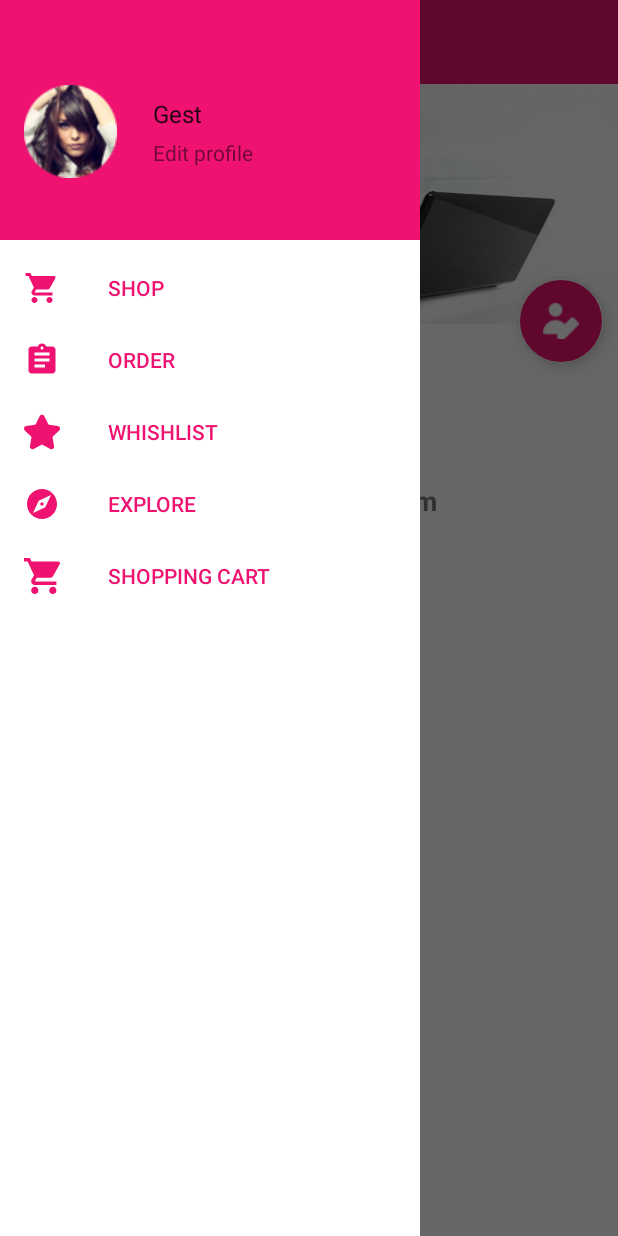
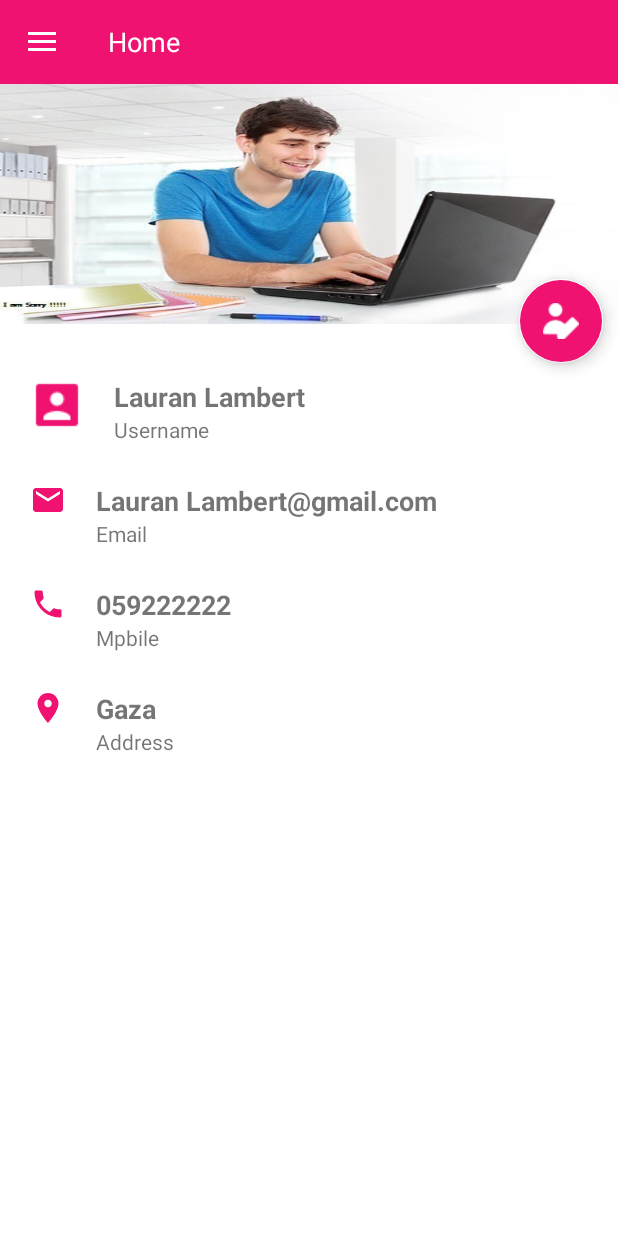
Before and after one commit to HodaTabasi/app, an Android app: the screen it shows after launch (MainActivity), after a tap on an icon or button, on a phone screen of 412 x 824 dp. Run offline under Robolectric (Android 15) with nearby library versions, the phone set to English and light mode, and no system bars; our stand-ins replace Picasso, Volley; libraries missing offline, so code that uses them is left out: com.facebook.accountkit; network calls fail; pictures from the network do not load; 1 statement that could not run was skipped; 2 other taps on this screen came first.

```diff
--- a/app/src/main/java/com/shoppingapp/Activity/MainActivity.java
+++ b/app/src/main/java/com/shoppingapp/Activity/MainActivity.java
@@ -94,6 +94,9 @@ public class MainActivity extends AppCompatActivity
                 filter.setVisibility(View.GONE);
                 transaction.replace(R.id.container, new EditProfileFragment());
                 transaction.commit();
+
+                DrawerLayout drawer = (DrawerLayout) findViewById(R.id.drawer_layout);
+                drawer.closeDrawer(GravityCompat.START);
             }
         });
     }
```
